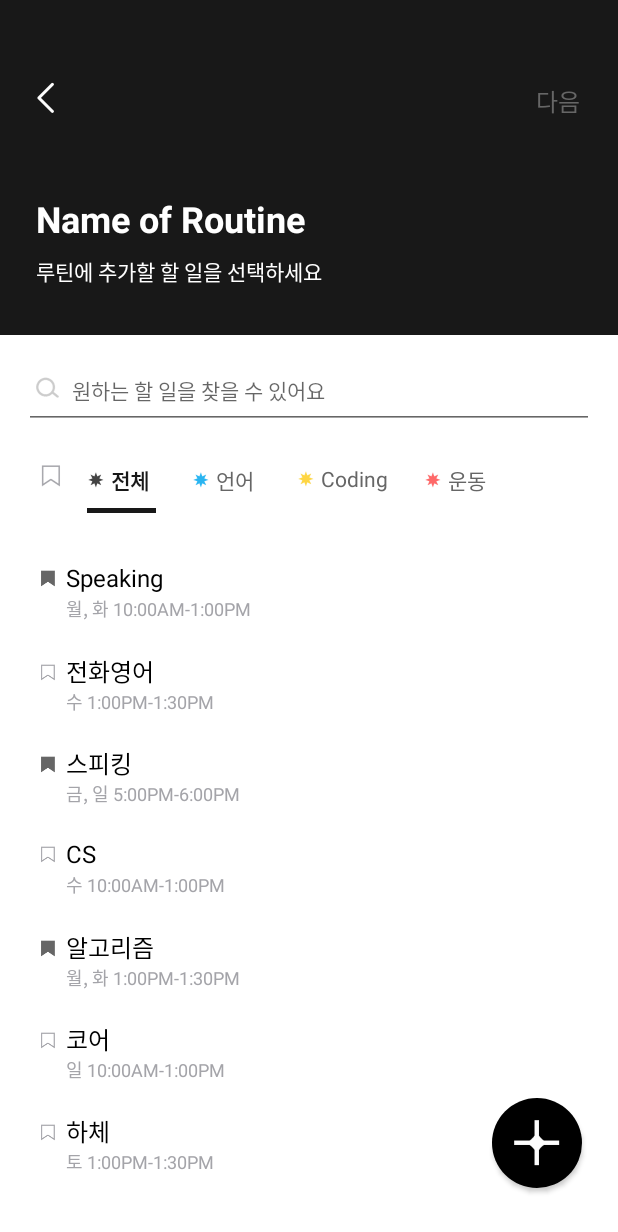
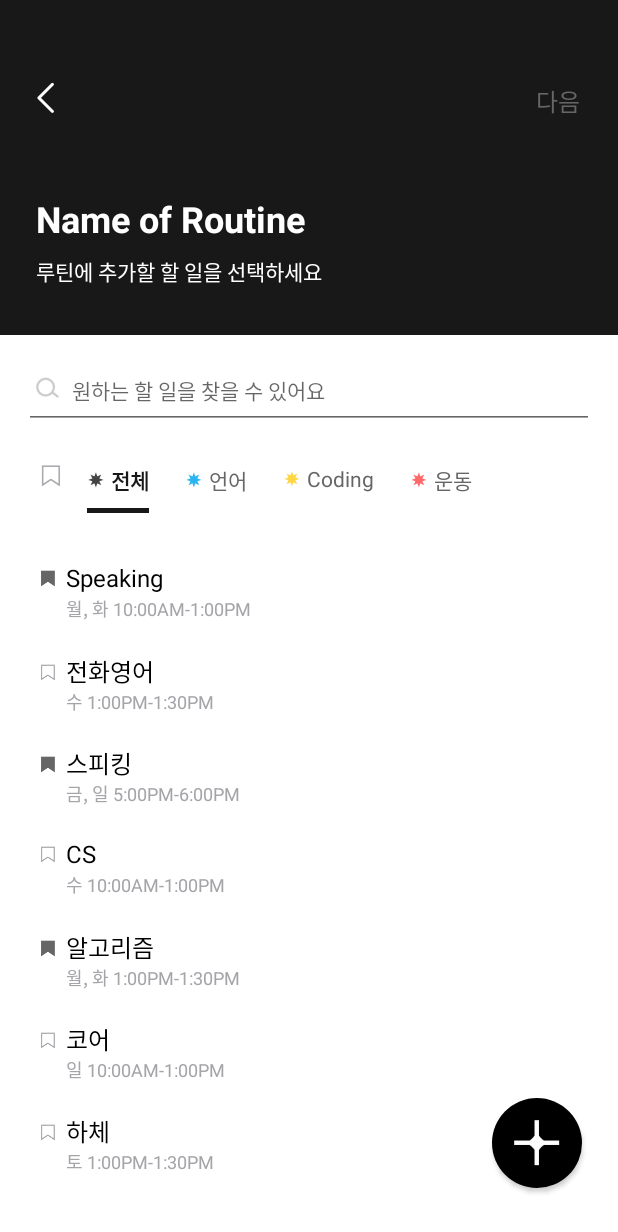
Before and after one commit to cindia3704/Dior_Android, an Android app: the CompleteMakeRoutineActivity screen opened directly, with no data from a screen before it, on a phone screen of 412 x 824 dp. Shown: the top 1232 px of the screen. Run offline under Robolectric (Android 15) with nearby library versions, the phone set to English and light mode, and no system bars.

Commit message:
#24 밑줄 길이 수정

```diff
--- a/WeekFlex/app/src/main/res/layout/category_list_item_view.xml
+++ b/WeekFlex/app/src/main/res/layout/category_list_item_view.xml
@@ -33,7 +33,7 @@
     </androidx.constraintlayout.widget.ConstraintLayout>
     <View
         android:id="@+id/category_underline_categoryList"
-        android:layout_width="50dp"
+        android:layout_width="0dp"
         android:layout_height="3dp"
         android:background="@color/colorAccent"
         app:layout_constraintTop_toBottomOf="@id/categoryList_itemView"
```
